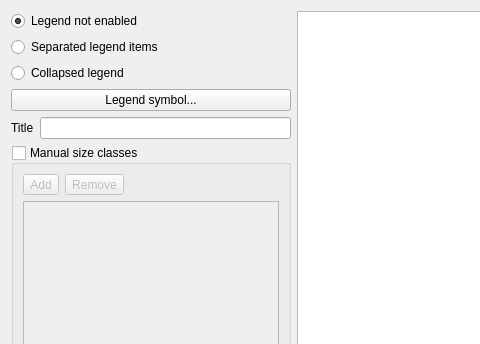
Qt form src/ui/qgsdatadefinedsizelegendwidget.ui (qgis/QGIS) before a commit; both pictures show x 0 to 480 and y 0 to 344 of the 718 by 749 pixel window.
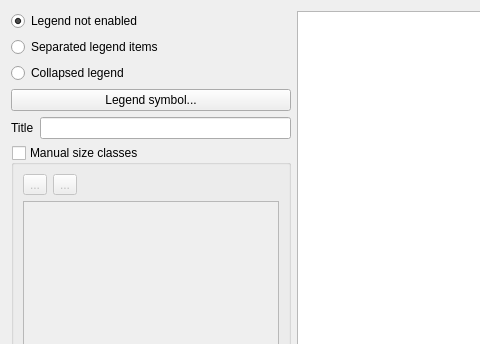
The same form after that commit. Icons and pictures are not drawn.

Commit message: Use icon instead of text for Add and Remove buttons

Patch:
```diff
--- a/src/ui/qgsdatadefinedsizelegendwidget.ui
+++ b/src/ui/qgsdatadefinedsizelegendwidget.ui
@@ -78,14 +78,22 @@
           <item>
            <widget class="QToolButton" name="btnAddClass">
             <property name="text">
-             <string>Add</string>
+             <string>...</string>
+            </property>
+            <property name="icon">
+             <iconset resource="../../images/images.qrc">
+              <normaloff>:/images/themes/default/symbologyAdd.svg</normaloff>:/images/themes/default/symbologyAdd.svg</iconset>
             </property>
            </widget>
           </item>
           <item>
            <widget class="QToolButton" name="btnRemoveClass">
             <property name="text">
-             <string>Remove</string>
+             <string>...</string>
+            </property>
+            <property name="icon">
+             <iconset resource="../../images/images.qrc">
+              <normaloff>:/images/themes/default/symbologyRemove.svg</normaloff>:/images/themes/default/symbologyRemove.svg</iconset>
             </property>
            </widget>
           </item>
```
Left out of the diff: 10 changed lines with no effect on the pictures.
